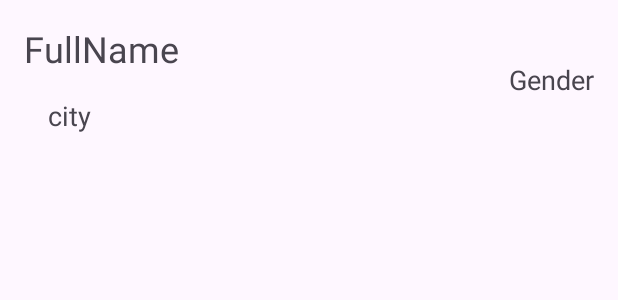
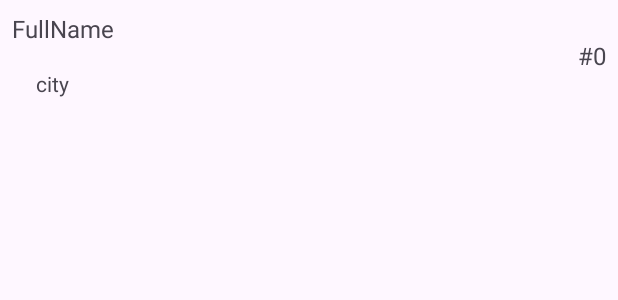
Before and after one commit to Abdelilah-Falih/MiniProjet, an Android app: the layout user_item.xml on its own in the app's theme, with its tools: preview values and no code run, on a phone screen of 412 x 824 dp. Shown: the top 300 px of the screen. Run offline under Robolectric (Android 15) with nearby library versions, the phone set to English and light mode, and no system bars.

Commit message:
ex02 :  -> change item bgcolor by category(male/female)  -> add item position

```diff
--- a/app/src/main/res/layout/user_item.xml
+++ b/app/src/main/res/layout/user_item.xml
@@ -4,14 +4,14 @@
     xmlns:tools="http://schemas.android.com/tools"
     android:layout_width="match_parent"
     android:layout_height="wrap_content"
-    android:padding="16dp">
+    android:padding="8dp">
 
     <TextView
         android:id="@+id/tv_fullname"
         android:layout_width="wrap_content"
         android:layout_height="wrap_content"
         android:text="FullName"
-        android:textSize="24sp"
+        android:textSize="16sp"
         app:layout_constraintStart_toStartOf="parent"
         app:layout_constraintTop_toTopOf="parent" />
 
@@ -22,17 +22,17 @@
         android:layout_marginStart="16dp"
         android:layout_marginTop="16dp"
         android:text="city"
-        android:textSize="18sp"
+        android:textSize="14sp"
         app:layout_constraintBottom_toBottomOf="parent"
         app:layout_constraintStart_toStartOf="@+id/tv_fullname"
         app:layout_constraintTop_toBottomOf="@+id/tv_fullname" />
 
     <TextView
-        android:id="@+id/tv_gender"
+        android:id="@+id/tv_position"
         android:layout_width="wrap_content"
         android:layout_height="wrap_content"
-        android:text="Gender"
-        android:textSize="18sp"
+        android:text="#0"
+        android:textSize="16sp"
         app:layout_constraintBottom_toBottomOf="@+id/tv_city"
         app:layout_constraintEnd_toEndOf="parent"
         app:layout_constraintTop_toTopOf="@+id/tv_fullname" />
--- a/app/src/main/res/values/colors.xml
+++ b/app/src/main/res/values/colors.xml
@@ -2,4 +2,6 @@
 <resources>
     <color name="black">#FF000000</color>
     <color name="white">#FFFFFFFF</color>
+    <color name="light_blue">#27B5F3</color>
+    <color name="pink">#F69EED</color>
 </resources>
```
Also changed, not shown: app/src/main/java/com/example/myapplication/UserAdapter.java (+8 -3 lines).
